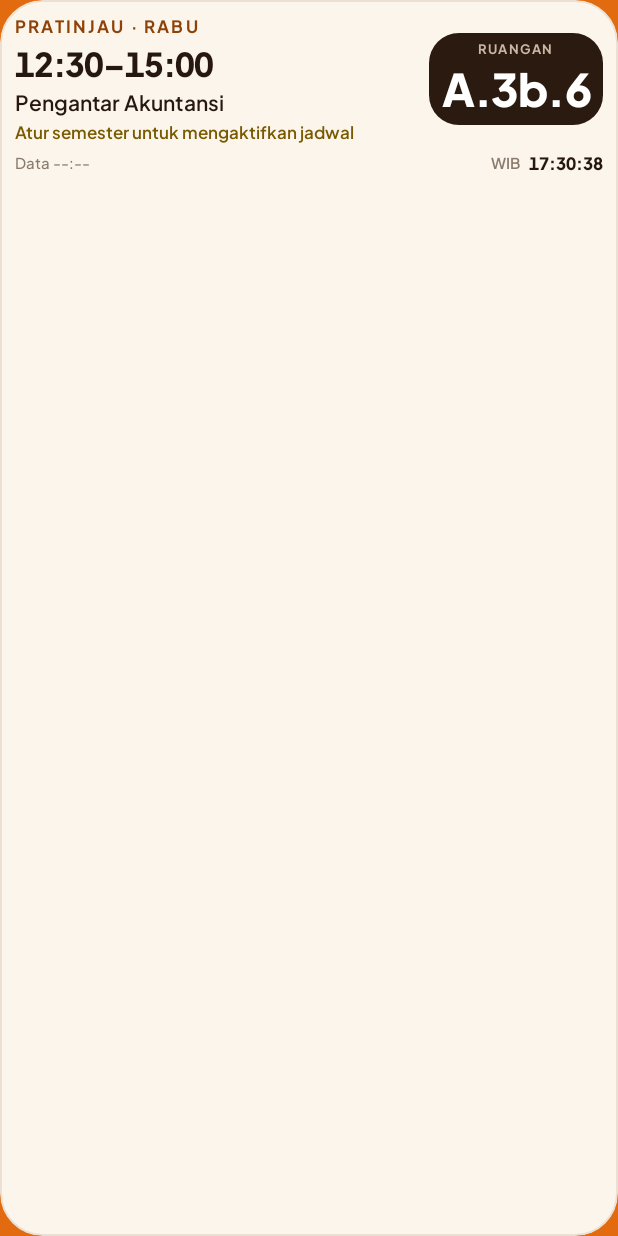
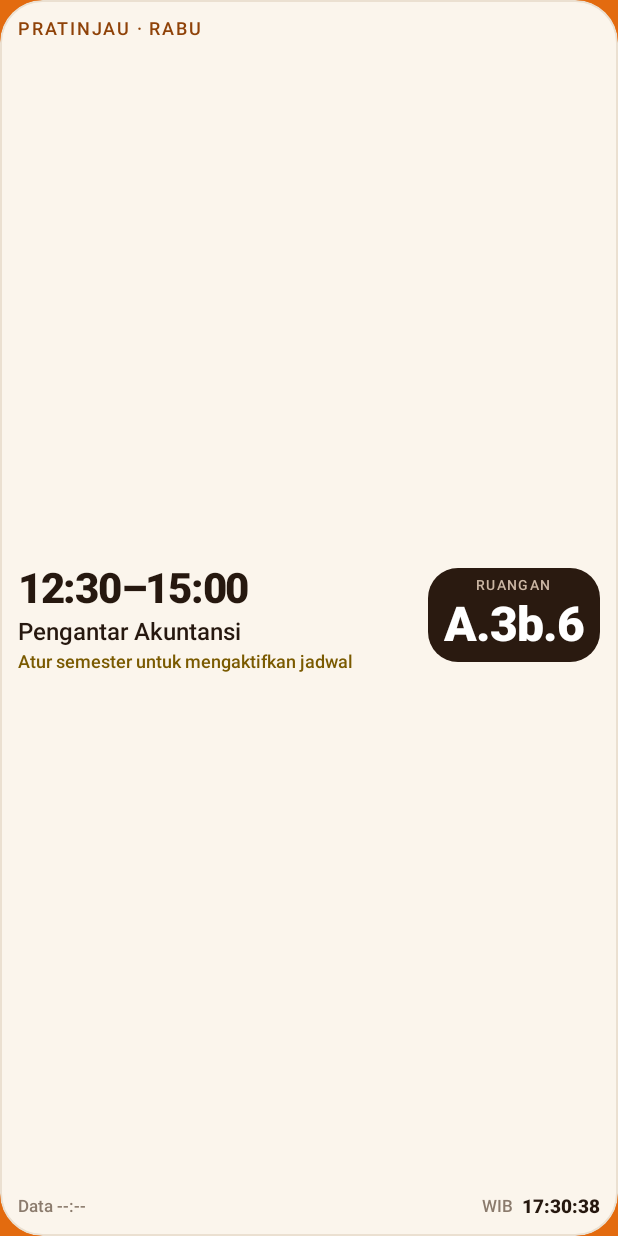
Before and after one commit to ywildan/kampus, an Android app built with Jetpack Compose: the layout campus_widget.xml on its own in the app's theme, with its tools: preview values and no code run, on a phone screen of 412 x 824 dp. Run offline under Robolectric (Android 15) with nearby library versions, the phone set to English and light mode, and no system bars.

Commit message:
widget: perbesar tipografi, badge ruangan, dan rapatkan tata letak
- font bundled tidak bisa dipakai widget (RemoteViews tanpa setTypeface, layout
  di-inflate launcher): XML & pengukuran kembali ke face sistem
  sans-serif / sans-serif-medium / sans-serif-black
- ukuran naik: jam 22→28sp, ruangan 30→32sp, matkul 14→16sp, eyebrow 11→12sp,
  footer 10→11.5sp, badge padding 8/5→10/6, kartu padding 10→12dp
- eyebrow dipindah ke baris penuh di atas agar tidak bertabrakan dengan badge
- tinggi badge diukur terpisah dari eyebrow; spacer membagi sisa tinggi atas/bawah
  sehingga footer menempel di dasar kartu
- mock preview/widget-preview.html memakai Roboto (jujur soal batas platform),
  docs/desain-truntum.md menjelaskan alasannya

Co-authored-by: arena-agent <297053741+arena-agent@users.noreply.github.com>

```diff
--- a/app/src/main/res/layout/campus_widget.xml
+++ b/app/src/main/res/layout/campus_widget.xml
@@ -6,7 +6,28 @@
     android:background="@drawable/widget_background"
     android:clipToOutline="true"
     android:orientation="vertical"
-    android:padding="10dp">
+    android:padding="12dp">
+
+    <!-- Eyebrow spans the full card width: the date line is long, so it must not fight the badge. -->
+    <TextView
+        android:id="@+id/widget_status"
+        android:layout_width="match_parent"
+        android:layout_height="wrap_content"
+        android:layout_marginBottom="4dp"
+        android:breakStrategy="simple"
+        android:fontFamily="sans-serif-medium"
+        android:includeFontPadding="false"
+        android:letterSpacing="0.1"
+        android:text="PRATINJAU · RABU"
+        android:textColor="@color/karsa_brand_700"
+        android:textSize="12sp" />
+
+    <!-- Extra height is split above and below the schedule instead of pooling in one hole. -->
+    <TextView
+        android:layout_width="match_parent"
+        android:layout_height="0dp"
+        android:layout_weight="1"
+        android:importantForAccessibility="no" />
 
     <!-- Primary occurrence: schedule text on the left, room code in its own badge on the right. -->
     <LinearLayout
@@ -24,17 +45,7 @@
             android:layout_weight="1"
             android:orientation="vertical">
 
-            <TextView
-                android:id="@+id/widget_status"
-                android:layout_width="match_parent"
-                android:layout_height="wrap_content"
-                android:breakStrategy="simple"
-                android:fontFamily="@font/plus_jakarta_sans_bold"
-                android:includeFontPadding="false"
-                android:letterSpacing="0.13"
-                android:text="PRATINJAU · RABU"
-                android:textColor="@color/karsa_brand_700"
-                android:textSize="11sp" />
+
 
             <!-- No maxLines or ellipsize on time: wrap rather than truncate. -->
             <TextView
@@ -43,12 +54,12 @@
                 android:layout_height="wrap_content"
                 android:layout_marginTop="4dp"
                 android:breakStrategy="simple"
-                android:fontFamily="@font/plus_jakarta_sans_extrabold"
+                android:fontFamily="sans-serif-black"
                 android:includeFontPadding="false"
                 android:letterSpacing="-0.03"
                 android:text="12:30–15:00"
                 android:textColor="@color/karsa_ink"
-                android:textSize="22sp"
+                android:textSize="28sp"
                 android:fontFeatureSettings="tnum" />
 
             <!-- Empty / finished states have no room code, so they use this plain line instead. -->
@@ -58,11 +69,11 @@
                 android:layout_height="wrap_content"
                 android:layout_marginTop="1dp"
                 android:breakStrategy="simple"
-                android:fontFamily="@font/plus_jakarta_sans_extrabold"
+                android:fontFamily="sans-serif-black"
                 android:includeFontPadding="false"
                 android:text="A.3b.6"
                 android:textColor="@color/karsa_ink"
-                android:textSize="20sp"
+                android:textSize="24sp"
                 android:visibility="gone" />
 
             <TextView
@@ -71,12 +82,12 @@
                 android:layout_height="wrap_content"
                 android:layout_marginTop="3dp"
                 android:ellipsize="end"
-                android:fontFamily="@font/plus_jakarta_sans_semibold"
+                android:fontFamily="sans-serif-medium"
                 android:includeFontPadding="false"
                 android:maxLines="1"
                 android:text="Pengantar Akuntansi"
                 android:textColor="@color/karsa_ink"
-                android:textSize="14sp" />
+                android:textSize="16sp" />
 
             <TextView
                 android:id="@+id/widget_metadata"
@@ -84,11 +95,11 @@
                 android:layout_height="wrap_content"
                 android:layout_marginTop="2dp"
                 android:breakStrategy="simple"
-                android:fontFamily="@font/plus_jakarta_sans_regular"
+                android:fontFamily="sans-serif"
                 android:includeFontPadding="false"
                 android:text="Kelas 01"
                 android:textColor="@color/karsa_muted"
-                android:textSize="11sp"
+                android:textSize="12sp"
                 android:visibility="gone" />
 
             <TextView
@@ -97,11 +108,11 @@
                 android:layout_height="wrap_content"
                 android:layout_marginTop="3dp"
                 android:breakStrategy="simple"
-                android:fontFamily="@font/plus_jakarta_sans_semibold"
+                android:fontFamily="sans-serif-medium"
                 android:includeFontPadding="false"
                 android:text="Atur semester untuk mengaktifkan jadwal"
                 android:textColor="@color/karsa_butter_700"
-                android:textSize="11sp" />
+                android:textSize="12sp" />
         </LinearLayout>
 
         <!-- The emphasised element: room code only, vertically centred against the row. -->
@@ -113,22 +124,22 @@
             android:background="@drawable/widget_room_badge"
             android:gravity="center_horizontal"
             android:orientation="vertical"
-            android:paddingStart="8dp"
-            android:paddingTop="5dp"
-            android:paddingEnd="8dp"
-            android:paddingBottom="5dp">
+            android:paddingStart="10dp"
+            android:paddingTop="6dp"
+            android:paddingEnd="10dp"
+            android:paddingBottom="6dp">
 
             <TextView
                 android:id="@+id/widget_room_label"
                 android:layout_width="wrap_content"
                 android:layout_height="wrap_content"
-                android:fontFamily="@font/plus_jakarta_sans_bold"
+                android:fontFamily="sans-serif-medium"
                 android:includeFontPadding="false"
                 android:letterSpacing="0.1"
                 android:maxLines="1"
                 android:text="RUANGAN"
                 android:textColor="@color/widget_room_badge_label"
-                android:textSize="8.5sp" />
+                android:textSize="9.5sp" />
 
             <TextView
                 android:id="@+id/widget_room"
@@ -136,13 +147,13 @@
                 android:layout_height="wrap_content"
                 android:layout_marginTop="2dp"
                 android:breakStrategy="simple"
-                android:fontFamily="@font/plus_jakarta_sans_extrabold"
+                android:fontFamily="sans-serif-black"
                 android:gravity="center_horizontal"
                 android:includeFontPadding="false"
                 android:letterSpacing="-0.02"
                 android:text="A.3b.6"
                 android:textColor="@color/widget_room_badge_ink"
-                android:textSize="30sp" />
+                android:textSize="32sp" />
         </LinearLayout>
     </LinearLayout>
 
@@ -163,12 +174,20 @@
         android:layout_marginTop="4dp"
         android:breakStrategy="simple"
         android:ellipsize="end"
-        android:fontFamily="@font/plus_jakarta_sans_medium"
+        android:fontFamily="sans-serif-medium"
         android:includeFontPadding="false"
         android:maxLines="1"
         android:textColor="@color/karsa_muted"
-        android:textSize="10sp"
+        android:textSize="12sp"
         android:visibility="gone" />
+
+    <!-- Absorbs the leftover height so the footer always sits on the card's bottom edge
+         instead of leaving dead space under a short schedule. -->
+    <TextView
+        android:layout_width="match_parent"
+        android:layout_height="0dp"
+        android:layout_weight="1"
+        android:importantForAccessibility="no" />
 
     <LinearLayout
         android:layout_width="match_parent"
@@ -180,11 +199,11 @@
             android:id="@+id/widget_data_time"
             android:layout_width="wrap_content"
             android:layout_height="wrap_content"
-            android:fontFamily="@font/plus_jakarta_sans_medium"
+            android:fontFamily="sans-serif-medium"
             android:includeFontPadding="false"
             android:text="Data --:--"
             android:textColor="@color/karsa_muted"
-            android:textSize="10sp" />
+            android:textSize="11.5sp" />
         <!-- Launcher-driven countdown: the Chronometer ticks itself, so the app never repaints the
              widget per second. It replaces the "Data" stamp while visible; the live clock stays. -->
         <LinearLayout
@@ -198,22 +217,22 @@
                 android:id="@+id/widget_countdown_label"
                 android:layout_width="wrap_content"
                 android:layout_height="wrap_content"
-                android:fontFamily="@font/plus_jakarta_sans_bold"
+                android:fontFamily="sans-serif-medium"
                 android:includeFontPadding="false"
                 android:letterSpacing="0.1"
                 android:maxLines="1"
                 android:text="MULAI DALAM"
                 android:textColor="@color/karsa_brand_700"
-                android:textSize="8.5sp" />
+                android:textSize="9.5sp" />
             <Chronometer
                 android:id="@+id/widget_countdown_clock"
                 android:layout_width="wrap_content"
                 android:layout_height="wrap_content"
                 android:layout_marginStart="6dp"
-                android:fontFamily="@font/plus_jakarta_sans_extrabold"
+                android:fontFamily="sans-serif-black"
                 android:includeFontPadding="false"
                 android:textColor="@color/karsa_ink"
-                android:textSize="12sp"
+                android:textSize="13sp"
                 android:fontFeatureSettings="tnum" />
         </LinearLayout>
         <!-- Absorbs the leftover width, so the zone and clock stay pinned right either way.
@@ -227,22 +246,22 @@
             android:layout_width="wrap_content"
             android:layout_height="wrap_content"
             android:layout_marginEnd="6dp"
-            android:fontFamily="@font/plus_jakarta_sans_semibold"
+            android:fontFamily="sans-serif-medium"
             android:includeFontPadding="false"
             android:text="WIB"
             android:textColor="@color/karsa_muted"
-            android:textSize="10sp" />
+            android:textSize="11.5sp" />
         <!-- The launcher owns this clock; the application has no per-second timer. -->
         <TextClock
             android:id="@+id/widget_clock"
             android:layout_width="wrap_content"
             android:layout_height="wrap_content"
-            android:fontFamily="@font/plus_jakarta_sans_extrabold"
+            android:fontFamily="sans-serif-black"
             android:format12Hour="HH:mm:ss"
             android:format24Hour="HH:mm:ss"
             android:includeFontPadding="false"
             android:textColor="@color/karsa_ink"
-            android:textSize="11sp"
+            android:textSize="12.5sp"
             android:timeZone="Asia/Jakarta"
             android:fontFeatureSettings="tnum" />
     </LinearLayout>
```
Also changed, not shown: app/src/main/java/id/personal/campus/widget/CampusWidgetProvider.kt (+45 -52 lines), app/src/main/res/layout/campus_widget_secondary_row.xml (+12 -12 lines), 6 other files.
